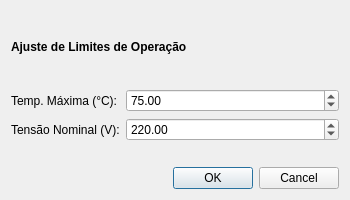
Old version of the form ui/config_dialog.ui in the repository Zyraxzz/SistemTemp.
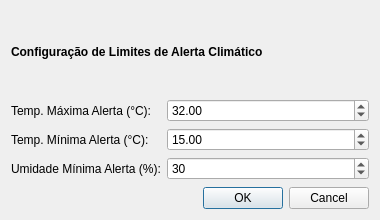
New version of the form.

Commit message: fix: interface mudada para temperatura climatica, e não de um disjuntor (que era a ideia primaria)

The edit to the form file:
```diff
--- a/ui/config_dialog.ui
+++ b/ui/config_dialog.ui
@@ -6,8 +6,8 @@
    <rect>
     <x>0</x>
     <y>0</y>
-    <width>350</width>
-    <height>200</height>
+    <width>380</width>
+    <height>220</height>
    </rect>
   </property>
   <property name="windowTitle">
@@ -17,7 +17,7 @@
    <item>
     <widget class="QLabel" name="lblInfo">
      <property name="text">
-      <string>&lt;b&gt;Ajuste de Limites de Operação&lt;/b&gt;</string>
+      <string>&lt;b&gt;Configuração de Limites de Alerta Climático&lt;/b&gt;</string>
      </property>
     </widget>
    </item>
@@ -26,34 +26,60 @@
      <item row="0" column="0">
       <widget class="QLabel" name="label">
        <property name="text">
-        <string>Temp. Máxima (°C):</string>
+        <string>Temp. Máxima Alerta (°C):</string>
        </property>
       </widget>
      </item>
      <item row="0" column="1">
       <widget class="QDoubleSpinBox" name="spinTempMax">
+       <property name="minimum">
+        <double>-50.0</double>
+       </property>
        <property name="maximum">
-        <double>150.0</double>
+        <double>60.0</double>
        </property>
        <property name="value">
-        <double>75.0</double>
+        <double>32.0</double>
        </property>
       </widget>
      </item>
      <item row="1" column="0">
       <widget class="QLabel" name="label_2">
        <property name="text">
-        <string>Tensão Nominal (V):</string>
+        <string>Temp. Mínima Alerta (°C):</string>
        </property>
       </widget>
      </item>
      <item row="1" column="1">
-      <widget class="QDoubleSpinBox" name="spinTensao">
+      <widget class="QDoubleSpinBox" name="spinTempMin">
+       <property name="minimum">
+        <double>-50.0</double>
+       </property>
        <property name="maximum">
-        <double>500.0</double>
+        <double>60.0</double>
        </property>
        <property name="value">
-        <double>220.0</double>
+        <double>15.0</double>
+       </property>
+      </widget>
+     </item>
+     <item row="2" column="0">
+      <widget class="QLabel" name="lblUmidMin">
+       <property name="text">
+        <string>Umidade Mínima Alerta (%):</string>
+       </property>
+      </widget>
+     </item>
+     <item row="2" column="1">
+      <widget class="QSpinBox" name="spinUmidMin">
+       <property name="minimum">
+        <number>0</number>
+       </property>
+       <property name="maximum">
+        <number>100</number>
+       </property>
+       <property name="value">
+        <number>30</number>
        </property>
       </widget>
      </item>
```
Left out of the diff: 6 changed lines with no effect on the pictures. The commit also changes 1 other file.
